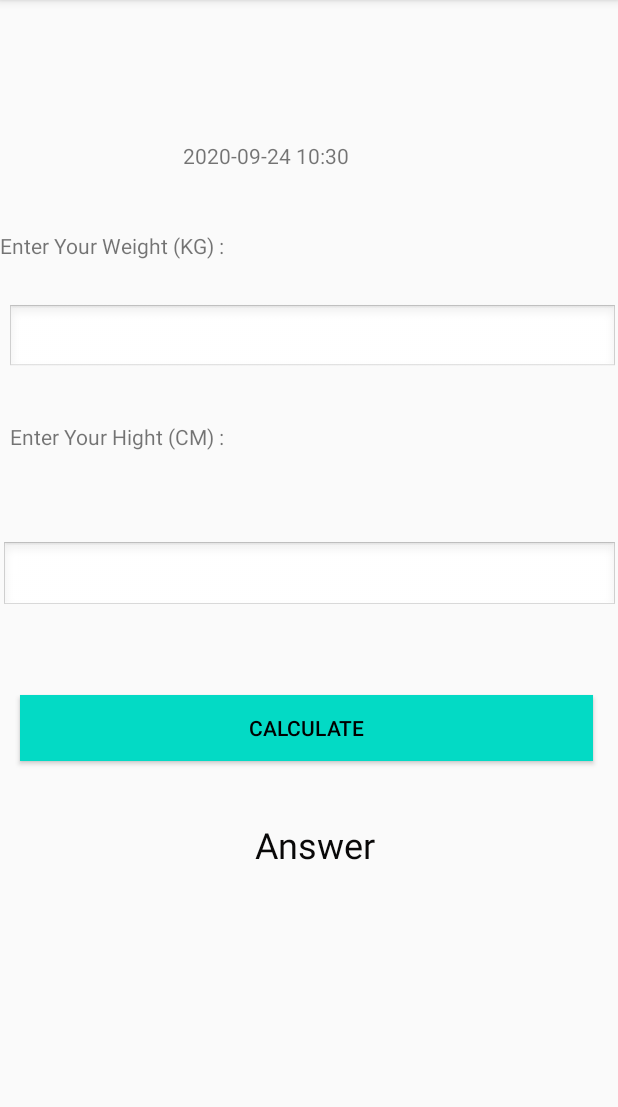
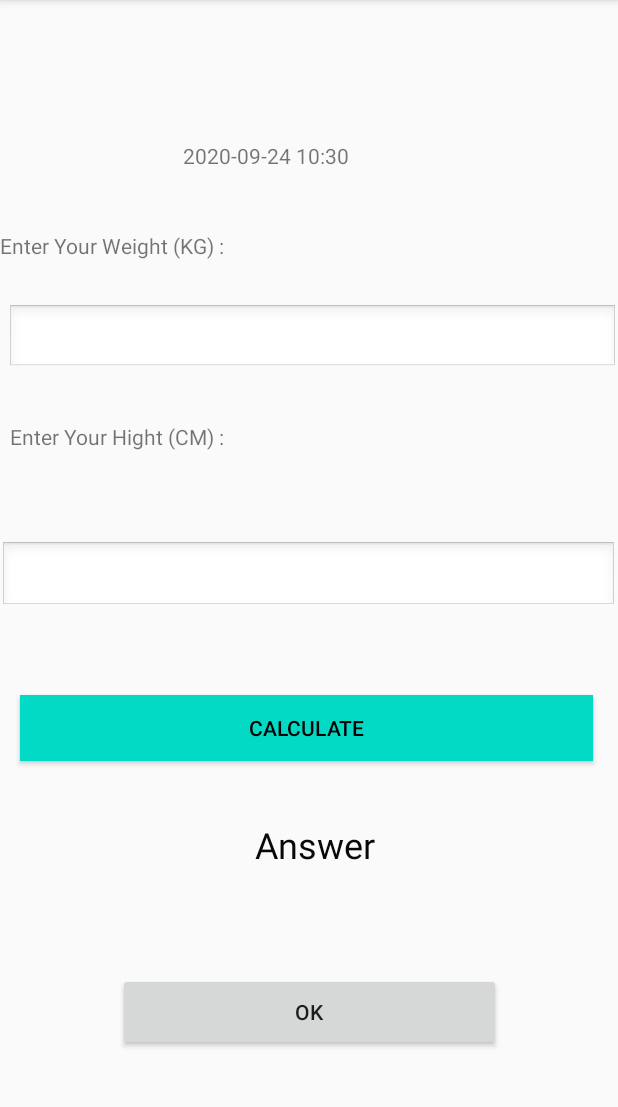
Before and after one commit to ushan1234/FitnessCareAPP, an Android app: the Male screen opened directly, with no data from a screen before it, on a phone screen of 412 x 824 dp, the part 84-1191 px from its top. Run offline under Robolectric (Android 15) with nearby library versions, the phone set to English and light mode, and no system bars.

Commit message:
second page male

```diff
--- a/app/build.gradle
+++ b/app/build.gradle
@@ -26,6 +26,7 @@ dependencies {
     implementation fileTree(dir: "libs", include: ["*.jar"])
     implementation 'androidx.appcompat:appcompat:1.2.0'
     implementation 'androidx.constraintlayout:constraintlayout:1.1.3'
+    implementation 'androidx.recyclerview:recyclerview:1.1.0'
     testImplementation 'junit:junit:4.12'
     androidTestImplementation 'androidx.test.ext:junit:1.1.1'
     androidTestImplementation 'androidx.test.espresso:espresso-core:3.2.0'
--- a/app/src/main/java/comtechnobyte/example/fitnesscareapp/BmiCall1.java
+++ b/app/src/main/java/comtechnobyte/example/fitnesscareapp/BmiCall1.java
@@ -20,6 +20,7 @@ import java.util.Locale;
 
 public class BmiCall1 extends AppCompatActivity {
     Database myDb;
+
 
     RadioGroup genderGroup;
     RadioButton maleRadio, femaleradio;
--- a/app/src/main/java/comtechnobyte/example/fitnesscareapp/Male.java
+++ b/app/src/main/java/comtechnobyte/example/fitnesscareapp/Male.java
@@ -9,16 +9,19 @@ import android.view.View;
 import android.widget.Button;
 import android.widget.EditText;
 import android.widget.TextView;
+import android.widget.Toast;
 
 import java.text.SimpleDateFormat;
 import java.util.Date;
 import java.util.Locale;
 
 public class Male extends AppCompatActivity {
+    Database myDb;
 
-    private Button Calculate;
-    private EditText Weight,Hight;
-    private TextView Answer,date,gender;
+
+    private Button Calculate,ok;
+    private EditText Weight, Hight;
+    private TextView Answer, date, gender;
 
 
 
@@ -28,12 +31,19 @@ public class Male extends AppCompatActivity {
         super.onCreate(savedInstanceState);
         setContentView(R.layout.activity_male);
 
-        Calculate=findViewById(R.id.btnCal);
-        Weight=findViewById(R.id.fweight);
-        Hight=findViewById(R.id.fhight);
-        Answer=findViewById(R.id.txCal);
-        date=findViewById(R.id.textdate);
-        gender=findViewById(R.id.textgender);
+
+
+        myDb=new Database(this);
+        Calculate = findViewById(R.id.btnCal);
+        Weight = findViewById(R.id.fweight);
+        Hight = findViewById(R.id.fhight);
+        Answer = findViewById(R.id.txCal);
+        date = findViewById(R.id.textdate);
+        gender = findViewById(R.id.textgender);
+
+        ok = findViewById(R.id.bok);
+
+
 
         Intent intent = getIntent();
         gender.setText(intent.getStringExtra("gender"));
@@ -64,6 +74,29 @@ public class Male extends AppCompatActivity {
 
 
             }
+
+        });
+
+
+        ok.setOnClickListener(new View.OnClickListener() {
+            @Override
+            public void onClick(View view) {
+                boolean isInserted= myDb.inserData(gender.getText().toString(),
+                        date.getText().toString(),
+                        Weight.getText().toString(),
+                        Hight.getText().toString(),
+                        Answer.getText().toString()
+                        );
+
+
+                if (isInserted == true)
+                    Toast.makeText(Male.this,"Data Inserted",Toast.LENGTH_LONG).show();
+                else
+                    Toast.makeText(Male.this,"Data not Inserted",Toast.LENGTH_LONG).show();
+
+
+
+            }
         });
 
     }
--- a/app/src/main/res/layout/activity_male.xml
+++ b/app/src/main/res/layout/activity_male.xml
@@ -68,7 +68,7 @@
         android:inputType="number"
         app:layout_constraintBottom_toBottomOf="parent"
         app:layout_constraintEnd_toEndOf="parent"
-        app:layout_constraintHorizontal_bias="1.0"
+        app:layout_constraintHorizontal_bias="0.0"
         app:layout_constraintStart_toStartOf="parent"
         app:layout_constraintTop_toTopOf="parent" />
 
@@ -110,4 +110,16 @@
         app:layout_constraintTop_toTopOf="parent"
         app:layout_constraintVertical_bias="0.127" />
 
+    <Button
+        android:id="@+id/bok"
+        android:layout_width="255dp"
+        android:layout_height="52dp"
+        android:layout_marginTop="24dp"
+        android:text="@android:string/ok"
+        app:layout_constraintBottom_toBottomOf="parent"
+        app:layout_constraintEnd_toEndOf="parent"
+        app:layout_constraintStart_toStartOf="parent"
+        app:layout_constraintTop_toTopOf="parent"
+        app:layout_constraintVertical_bias="0.903" />
+
 </androidx.constraintlayout.widget.ConstraintLayout>
```
Also changed, not shown: app/src/main/java/comtechnobyte/example/fitnesscareapp/Beforreoprt.java (+30 -1 lines), app/src/main/java/comtechnobyte/example/fitnesscareapp/Database.java (+35 -2 lines), app/src/main/res/layout/activity_beforreport.xml (+12 -0 lines).
